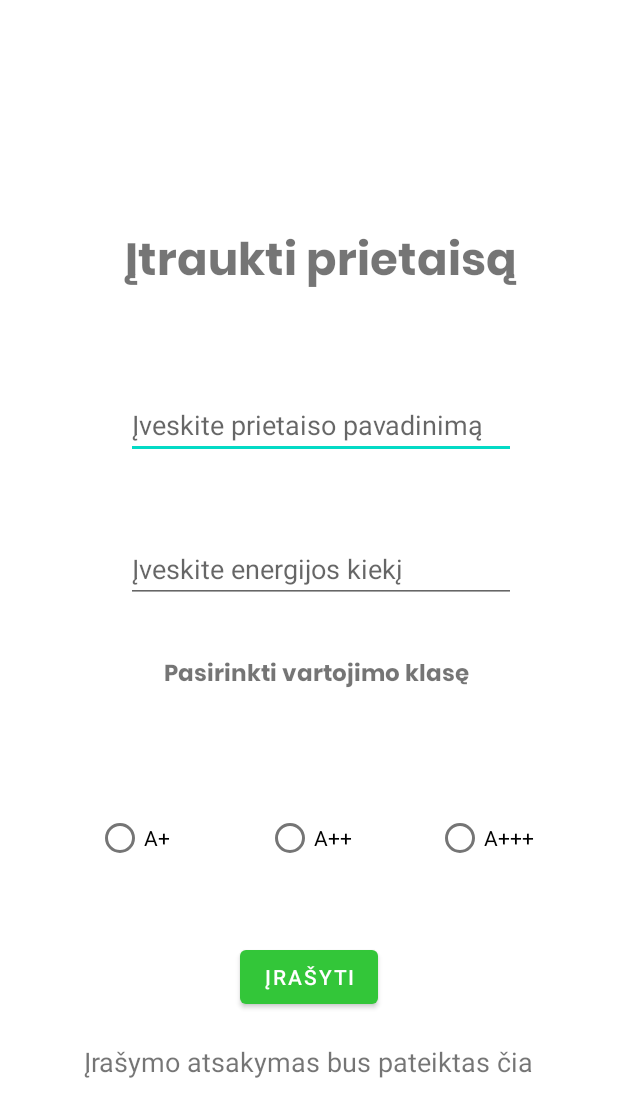
After one commit to arnas78/AEV_app, an Android app: the layout activity_add_device.xml on its own in the app's theme, with its tools: preview values and no code run, on a phone screen of 412 x 824 dp. The commit adds this screen. Shown: the top 1117 px of the screen. Run offline under Robolectric (Android 15) with nearby library versions, the phone set to English and light mode, and no system bars.

Commit message:
ivedimo puslapis

```diff
--- /dev/null
+++ b/app/src/main/res/layout/activity_add_device.xml
@@ -0,0 +1,135 @@
+<?xml version="1.0" encoding="utf-8"?>
+<androidx.constraintlayout.widget.ConstraintLayout xmlns:android="http://schemas.android.com/apk/res/android"
+    xmlns:app="http://schemas.android.com/apk/res-auto"
+    xmlns:tools="http://schemas.android.com/tools"
+    android:layout_width="match_parent"
+    android:layout_height="match_parent"
+    tools:context=".SignUp">
+
+     <TextView
+            android:id="@+id/textView"
+            android:layout_width="277dp"
+            android:layout_height="56dp"
+            android:layout_marginTop="148dp"
+            android:fontFamily="@font/poppinsbold"
+            android:gravity="center"
+            android:text="@string/add_devices"
+            android:textSize="30sp"
+            app:layout_constraintEnd_toEndOf="parent"
+            app:layout_constraintHorizontal_bias="0.559"
+            app:layout_constraintStart_toStartOf="parent"
+            app:layout_constraintTop_toTopOf="parent"
+            tools:targetApi="jelly_bean" />
+
+        <TextView
+            android:id="@+id/textView2"
+            android:layout_width="277dp"
+            android:layout_height="56dp"
+            android:layout_margin="20dp"
+            android:fontFamily="@font/poppinsbold"
+            android:gravity="center"
+            android:text="@string/choose_group"
+            android:textSize="15sp"
+            app:layout_constraintEnd_toEndOf="@id/add_editAmount"
+            app:layout_constraintHorizontal_bias="0.559"
+            app:layout_constraintStart_toStartOf="@id/add_editAmount"
+            app:layout_constraintTop_toBottomOf="@+id/add_editAmount"
+
+            tools:targetApi="jelly_bean" />
+
+        <EditText
+            android:id="@+id/add_editTitle"
+            android:layout_width="260dp"
+            android:layout_height="42dp"
+            android:layout_marginTop="60dp"
+            android:ems="10"
+            android:hint="@string/ivestiprietaisa"
+            android:inputType="textPersonName"
+            app:layout_constraintEnd_toEndOf="@+id/textView"
+            app:layout_constraintHorizontal_bias="0.487"
+            app:layout_constraintStart_toStartOf="@+id/textView"
+            app:layout_constraintTop_toBottomOf="@+id/textView" />
+
+        <EditText
+            android:id="@+id/add_editAmount"
+            android:layout_width="260dp"
+            android:layout_height="42dp"
+            android:layout_marginTop="54dp"
+            android:ems="10"
+            android:hint="@string/energija"
+            android:inputType="number"
+            app:layout_constraintEnd_toEndOf="@+id/add_editTitle"
+            app:layout_constraintHorizontal_bias="0.47"
+            app:layout_constraintStart_toStartOf="@+id/add_editTitle"
+            app:layout_constraintTop_toBottomOf="@+id/add_editTitle" />
+
+        <RadioGroup
+            android:id="@+id/button"
+            android:orientation="horizontal"
+            android:layout_width="match_parent"
+            android:layout_height="wrap_content"
+            android:layout_marginTop="8dp"
+            app:layout_constraintTop_toBottomOf="@+id/add_editAmount"
+            tools:layout_editor_absoluteX="0dp">
+
+        </RadioGroup>
+
+
+        <RadioButton
+            android:id="@+id/aaa"
+            android:layout_width="wrap_content"
+            android:layout_height="wrap_content"
+            android:layout_marginTop="12dp"
+            android:layout_weight="1"
+            android:text="A+++"
+            app:layout_constraintBottom_toTopOf="@+id/confirm"
+            app:layout_constraintEnd_toEndOf="parent"
+            app:layout_constraintStart_toEndOf="@+id/aa"
+            app:layout_constraintTop_toBottomOf="@+id/textView2" />
+
+        <RadioButton
+            android:id="@+id/a"
+            android:layout_width="wrap_content"
+            android:layout_height="wrap_content"
+            android:layout_marginTop="12dp"
+            android:layout_weight="1"
+            android:text="A+"
+            app:layout_constraintBottom_toTopOf="@+id/confirm"
+            app:layout_constraintEnd_toStartOf="@+id/aa"
+            app:layout_constraintStart_toStartOf="parent"
+            app:layout_constraintTop_toBottomOf="@+id/textView2" />
+
+        <RadioButton
+            android:id="@+id/aa"
+            android:layout_width="wrap_content"
+            android:layout_height="wrap_content"
+            android:layout_marginTop="12dp"
+            android:layout_weight="1"
+            android:text="A++"
+            app:layout_constraintBottom_toTopOf="@+id/confirm"
+            app:layout_constraintEnd_toEndOf="parent"
+            app:layout_constraintStart_toStartOf="parent"
+            app:layout_constraintTop_toBottomOf="@+id/textView2" />
+
+        <Button
+            android:id="@+id/confirm"
+            android:layout_width="wrap_content"
+            android:layout_height="wrap_content"
+            android:layout_gravity="center_horizontal"
+            android:text="Įrašyti"
+            app:layout_constraintBottom_toBottomOf="parent"
+            app:layout_constraintEnd_toEndOf="parent"
+            app:layout_constraintStart_toStartOf="parent"
+            app:layout_constraintTop_toBottomOf="@+id/textView2" />
+
+        <TextView
+            android:id="@+id/answer"
+            android:layout_width="wrap_content"
+            android:layout_height="wrap_content"
+            android:layout_marginTop="20dp"
+            android:text="@string/atsakymas"
+            android:textSize="18sp"
+            app:layout_constraintEnd_toEndOf="parent"
+            app:layout_constraintStart_toStartOf="parent"
+            app:layout_constraintTop_toBottomOf="@+id/confirm" />
+    </androidx.constraintlayout.widget.ConstraintLayout>
--- a/app/src/main/res/values/strings.xml
+++ b/app/src/main/res/values/strings.xml
@@ -41,4 +41,9 @@ prikrauta ji sunaudoja tiek pat elektros ir karšto vandens kiek pilna. Tiesą
 sakant, skalbimo mašina daugiausiai energijos sunaudoja vandens kaitinimui.
 Skalbdami savo drabužius žemesnės temperatūros vandenyje, per metus galite
 sutaupyti apie 80 eurų.</string>
+    <string name="add_devices">Įtraukti prietaisą</string>
+    <string name="choose_group">Pasirinkti vartojimo klasę</string>
+    <string name="ivestiprietaisa">Įveskite prietaiso pavadinimą</string>
+    <string name="energija">Įveskite energijos kiekį</string>
+    <string name="atsakymas">Įrašymo atsakymas bus pateiktas čia</string>
 </resources>
```
